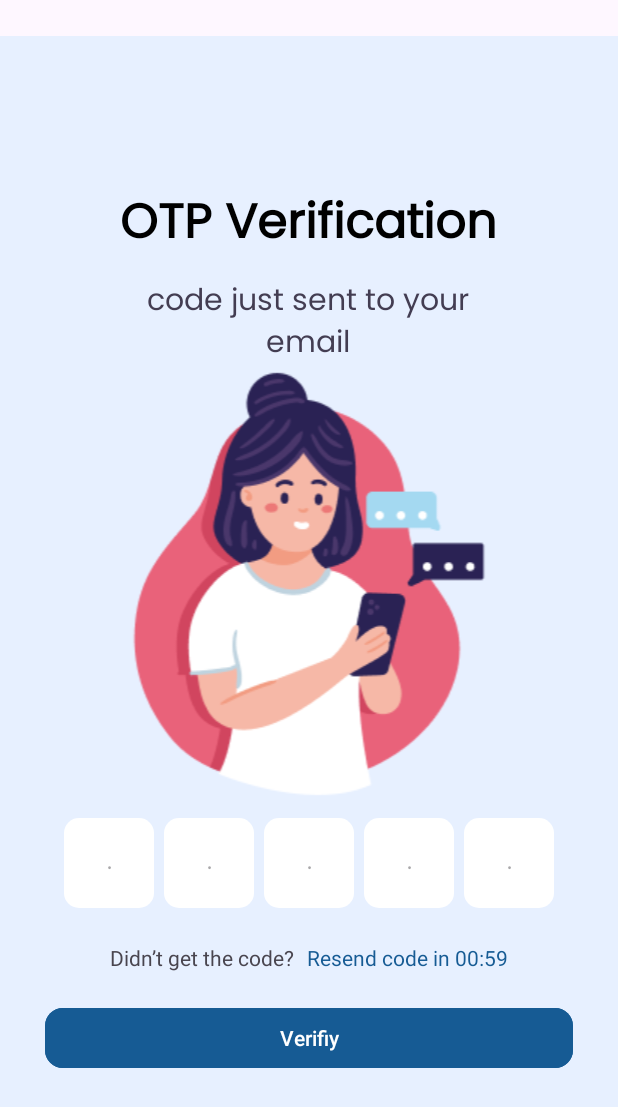
After one commit to dokumin-team/dokumin-mobile-dev, an Android app: the fragment OtpFragment shown on its own in the app's theme, on a phone screen of 412 x 824 dp. The commit adds this screen. Shown: the top 1107 px of the screen. Run offline under Robolectric (Android 15) with nearby library versions, the phone set to English and light mode, and no system bars.

Commit message:
feat: slicing OTP and splash screen

```diff
--- /dev/null
+++ b/app/src/main/java/com/example/dokumin/ui/auth/otp/OtpFragment.kt
@@ -0,0 +1,60 @@
+      package com.example.dokumin.ui.auth.otp
+
+import android.os.Bundle
+import androidx.fragment.app.Fragment
+import android.view.LayoutInflater
+import android.view.View
+import android.view.ViewGroup
+import com.example.dokumin.R
+
+// TODO: Rename parameter arguments, choose names that match
+// the fragment initialization parameters, e.g. ARG_ITEM_NUMBER
+private const val ARG_PARAM1 = "param1"
+private const val ARG_PARAM2 = "param2"
+
+/**
+ * A simple [Fragment] subclass.
+ * Use the [OtpFragment.newInstance] factory method to
+ * create an instance of this fragment.
+ */
+class OtpFragment : Fragment() {
+    // TODO: Rename and change types of parameters
+    private var param1: String? = null
+    private var param2: String? = null
+
+    override fun onCreate(savedInstanceState: Bundle?) {
+        super.onCreate(savedInstanceState)
+        arguments?.let {
+            param1 = it.getString(ARG_PARAM1)
+            param2 = it.getString(ARG_PARAM2)
+        }
+    }
+
+    override fun onCreateView(
+        inflater: LayoutInflater, container: ViewGroup?,
+        savedInstanceState: Bundle?
+    ): View? {
+        // Inflate the layout for this fragment
+        return inflater.inflate(R.layout.fragment_otp, container, false)
+    }
+
+    companion object {
+        /**
+         * Use this factory method to create a new instance of
+         * this fragment using the provided parameters.
+         *
+         * @param param1 Parameter 1.
+         * @param param2 Parameter 2.
+         * @return A new instance of fragment OtpFragment.
+         */
+        // TODO: Rename and change types and number of parameters
+        @JvmStatic
+        fun newInstance(param1: String, param2: String) =
+            OtpFragment().apply {
+                arguments = Bundle().apply {
+                    putString(ARG_PARAM1, param1)
+                    putString(ARG_PARAM2, param2)
+                }
+            }
+    }
+}
--- a/app/src/main/res/layout/activity_splash_screen.xml
+++ b/app/src/main/res/layout/activity_splash_screen.xml
@@ -3,8 +3,37 @@
     xmlns:app="http://schemas.android.com/apk/res-auto"
     xmlns:tools="http://schemas.android.com/tools"
     android:id="@+id/main"
+    android:background="@color/alice_blue"
     android:layout_width="match_parent"
     android:layout_height="match_parent"
     tools:context=".ui.splashscreen.SplashScreenActivity">
 
+    <ImageView
+        android:id="@+id/imageView"
+        android:layout_width="151dp"
+        android:layout_height="135dp"
+        app:layout_constraintBottom_toBottomOf="parent"
+        app:layout_constraintEnd_toEndOf="parent"
+        app:layout_constraintStart_toStartOf="parent"
+        app:layout_constraintTop_toTopOf="parent"
+        app:layout_constraintVertical_bias="0.419"
+        app:srcCompat="@drawable/logo"
+        tools:ignore="MissingConstraints" />
+
+    <TextView
+        android:id="@+id/textView"
+        android:layout_width="wrap_content"
+        android:layout_height="wrap_content"
+        android:text="@string/dokumin"
+        android:textSize="40dp"
+        app:layout_constraintBottom_toBottomOf="parent"
+        app:layout_constraintEnd_toEndOf="parent"
+        app:layout_constraintHorizontal_bias="0.498"
+        app:layout_constraintStart_toStartOf="parent"
+        app:layout_constraintTop_toBottomOf="@+id/imageView"
+        app:layout_constraintVertical_bias="0.142"
+        tools:ignore="MissingConstraints"
+        android:fontFamily="@font/poppins_semibold"
+        android:letterSpacing="0.2"
+        android:textColor="@color/ocean_blue"/>
 </androidx.constraintlayout.widget.ConstraintLayout>
--- /dev/null
+++ b/app/src/main/res/layout/fragment_otp.xml
@@ -0,0 +1,113 @@
+<LinearLayout xmlns:android="http://schemas.android.com/apk/res/android"
+    android:layout_width="match_parent"
+    android:layout_height="match_parent"
+    xmlns:app="http://schemas.android.com/apk/res-auto"
+    android:background="@color/alice_blue"
+    android:layout_marginTop="24dp"
+    android:orientation="vertical"
+    android:gravity="center_horizontal">
+
+    <TextView
+        android:layout_width="wrap_content"
+        android:layout_height="wrap_content"
+        android:text="@string/otp_verification"
+        android:textFontWeight="700"
+        android:layout_marginTop="100dp"
+        style="@style/TextView.PoppinsNormal32spHeader"/>
+
+    <TextView
+        style="@style/TextView.PoppinsNormal22spSubheader"
+        android:layout_width="222dp"
+        android:layout_height="wrap_content"
+        android:layout_marginTop="8dp"
+        android:gravity="center"
+        android:text="@string/code_just_sent_to_your_email" />
+
+
+    <ImageView
+        android:id="@+id/imageView2"
+        android:layout_width="match_parent"
+        android:layout_height="wrap_content"
+        android:src="@drawable/otp_verification" />
+
+    <LinearLayout
+        android:layout_width="match_parent"
+        android:layout_height="wrap_content"
+        android:orientation="horizontal"
+        android:layout_marginTop="10dp"
+        android:weightSum="5"
+        android:gravity="center_horizontal">
+
+        <EditText
+            android:layout_width="60dp"
+            android:layout_height="60dp"
+            android:layout_margin="3dp"
+            style="@style/EditTextCustomStyle"
+            android:hint="@string/titik"
+            android:gravity="center"/>
+
+        <EditText
+            android:layout_width="60dp"
+            android:layout_height="60dp"
+            android:layout_margin="3dp"
+            style="@style/EditTextCustomStyle"
+            android:hint="@string/titik"
+            android:gravity="center"
+            />
+
+        <EditText
+            android:layout_width="60dp"
+            android:layout_height="60dp"
+            android:layout_margin="3dp"
+            style="@style/EditTextCustomStyle"
+            android:hint="@string/titik"
+            android:gravity="center"/>
+
+        <EditText
+            android:layout_width="60dp"
+            android:layout_height="60dp"
+            android:layout_margin="3dp"
+            style="@style/EditTextCustomStyle"
+            android:hint="@string/titik"
+            android:gravity="center"/>
+
+        <EditText
+            android:layout_width="60dp"
+            android:layout_height="60dp"
+            android:layout_margin="3dp"
+            style="@style/EditTextCustomStyle"
+            android:hint="@string/titik"
+            android:gravity="center"/>
+
+    </LinearLayout>
+
+    <LinearLayout
+        android:layout_width="wrap_content"
+        android:layout_height="wrap_content"
+        android:orientation="horizontal"
+        android:layout_gravity="center"
+        android:layout_marginTop="20dp">
+
+        <TextView
+            android:layout_width="wrap_content"
+            android:layout_height="wrap_content"
+            android:text="@string/didn_t_get_the_code" />
+
+        <TextView
+            android:layout_width="wrap_content"
+            android:layout_height="wrap_content"
+            android:text="@string/resend_code_in_00_59"
+            android:textColor="@color/ocean_blue"
+            android:paddingStart="8dp"/>
+    </LinearLayout>
+
+    <com.google.android.material.button.MaterialButton
+        android:layout_marginTop="20dp"
+        android:layout_width="match_parent"
+        android:layout_height="wrap_content"
+        android:layout_marginHorizontal="30dp"
+        android:backgroundTint="@color/ocean_blue"
+        android:text="@string/verifiy"
+        app:cornerRadius="12dp" />
+
+</LinearLayout>
--- a/app/src/main/res/layout/fragment_signin.xml
+++ b/app/src/main/res/layout/fragment_signin.xml
@@ -25,7 +25,7 @@
         android:text="@string/let_s_login_to_your_account_first" />
 
     <EditText
-        android:layout_marginTop="20dp"
+        android:layout_marginTop="10dp"
         android:layout_width="match_parent"
         android:layout_height="wrap_content"
         android:hint="@string/enter_your_email"
@@ -35,7 +35,7 @@
         android:layout_width="match_parent"
         android:layout_height="wrap_content"
         android:hint="@string/password"
-        android:layout_marginTop="20dp"
+        android:layout_marginTop="10dp"
         style="@style/EditTextCustomStyle" />
 
 
--- a/app/src/main/res/values/strings.xml
+++ b/app/src/main/res/values/strings.xml
@@ -18,4 +18,11 @@
     <string name="sign_up">Sign up</string>
     <string name="already_have_an_account">Already have an account?</string>
     <string name="login_here">Login here</string>
+    <string name="dokumin">Dokumin</string>
+    <string name="otp_verification">OTP Verification</string>
+    <string name="code_just_sent_to_your_email">code just sent to your email</string>
+    <string name="verifiy">Verifiy</string>
+    <string name="titik">.</string>
+    <string name="didn_t_get_the_code">Didn’t get the code?</string>
+    <string name="resend_code_in_00_59">Resend code in 00:59</string>
 </resources>
```
Also changed, not shown: app/src/main/res/drawable/logo.png (added), app/src/main/res/drawable/otp_verification.png (added).
